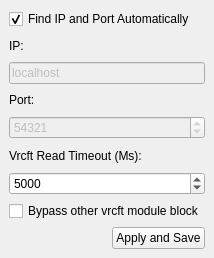
Old version of the form FoxyFace/src/ui/qtcreator/VrcftSettings.ui in the repository Jeka8833/FoxyFace.
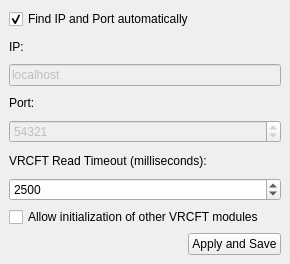
New version of the form.

The edit to the form file:
```diff
--- a/FoxyFace/src/ui/qtcreator/VrcftSettings.ui
+++ b/FoxyFace/src/ui/qtcreator/VrcftSettings.ui
@@ -6,8 +6,8 @@
    <rect>
     <x>0</x>
     <y>0</y>
-    <width>213</width>
-    <height>258</height>
+    <width>290</width>
+    <height>264</height>
    </rect>
   </property>
   <property name="windowTitle">
@@ -18,7 +18,7 @@
     <item>
      <widget class="QCheckBox" name="auto_connect_cb">
       <property name="text">
-       <string>Find IP and Port Automatically</string>
+       <string>Find IP and Port automatically</string>
       </property>
       <property name="checked">
        <bool>true</bool>
@@ -68,7 +68,7 @@
     <item>
      <widget class="QLabel" name="read_timeout_lb">
       <property name="text">
-       <string>Vrcft Read Timeout (Ms):</string>
+       <string>VRCFT Read Timeout (milliseconds):</string>
       </property>
      </widget>
     </item>
@@ -84,14 +84,14 @@
        <number>100</number>
       </property>
       <property name="value">
-       <number>5000</number>
+       <number>2500</number>
       </property>
      </widget>
     </item>
     <item>
      <widget class="QCheckBox" name="bypass_cb">
       <property name="text">
-       <string>Bypass other vrcft module block</string>
+       <string>Allow initialization of other VRCFT modules</string>
       </property>
      </widget>
     </item>
```
